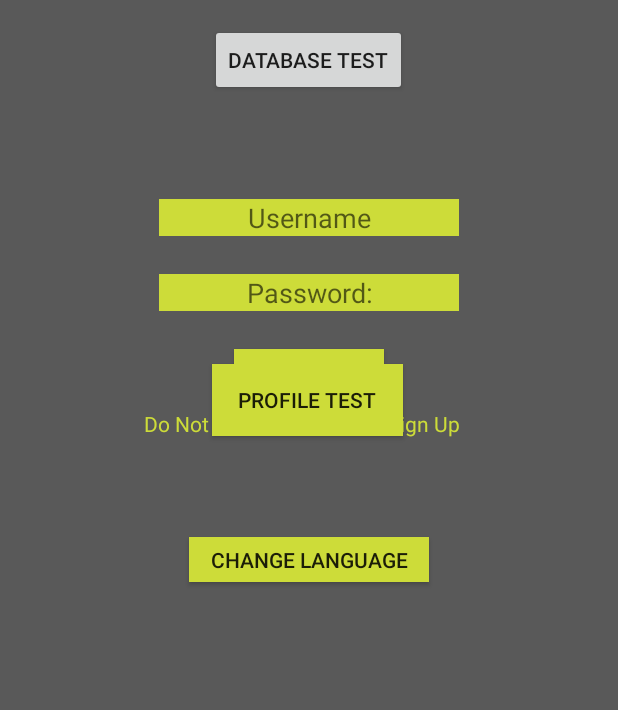
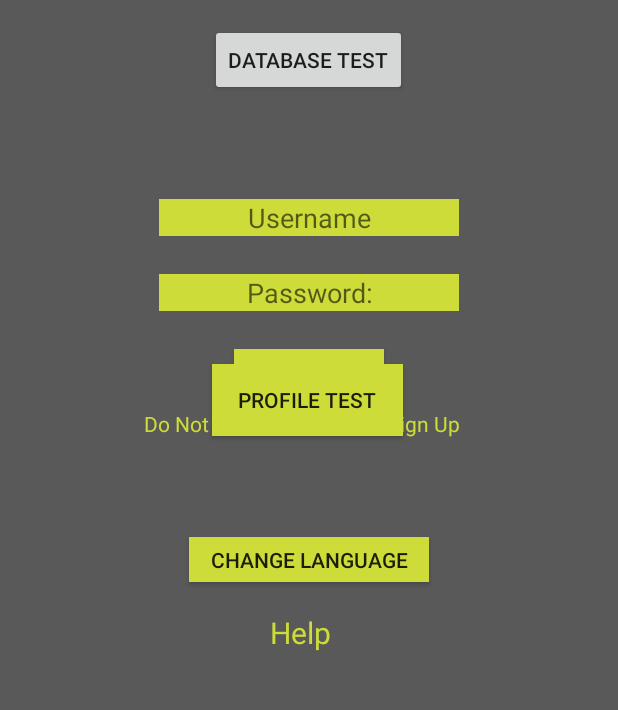
Before and after one commit to S-Brien/C2G_v2, an Android app: the screen it shows after launch (MainActivity), on a phone screen of 412 x 824 dp, the part 335-1045 px from its top. Run offline under Robolectric (Android 15) with nearby library versions, the phone set to English and light mode, and no system bars; libraries missing offline, so code that uses them is left out: com.couchbase.lite.

```diff
--- a/app/src/main/java/com/example/myapplication2/MainActivity.java
+++ b/app/src/main/java/com/example/myapplication2/MainActivity.java
@@ -65,6 +65,14 @@ public class MainActivity extends AppCompatActivity {
 
         TextView textView = (TextView)findViewById(R.id.signTxt);
         textView.setOnClickListener(new View.OnClickListener() {
+            @Override
+            public void onClick(View v)
+            {
+                startActivity(new Intent(getApplicationContext(), SignUp.class));
+            }
+        });
+        TextView textV = (TextView)findViewById(R.id.helpTxt);
+        textV.setOnClickListener(new View.OnClickListener() {
             @Override
             public void onClick(View v)
             {
@@ -146,4 +154,7 @@ public class MainActivity extends AppCompatActivity {
         String language = prefs.getString("My Lang", "");
         setLocale(language);
     }
+
+
+
 }
--- a/app/src/main/res/layout/activity_main.xml
+++ b/app/src/main/res/layout/activity_main.xml
@@ -105,5 +105,17 @@
         android:text="@string/userN_Test"
         android:textColor="#FFFFFF" />
 
+    <TextView
+        android:layout_width="220sp"
+        android:layout_height="45sp"
+        android:layout_centerHorizontal="true"
+        android:layout_marginTop="575dp"
+        android:textColor="#cddc39"
+        android:textSize="20sp"
+        android:layout_marginStart="360dp"
+        android:text="Help"
+        android:id="@+id/helpTxt"
+        />
+
 
 </RelativeLayout>
```
